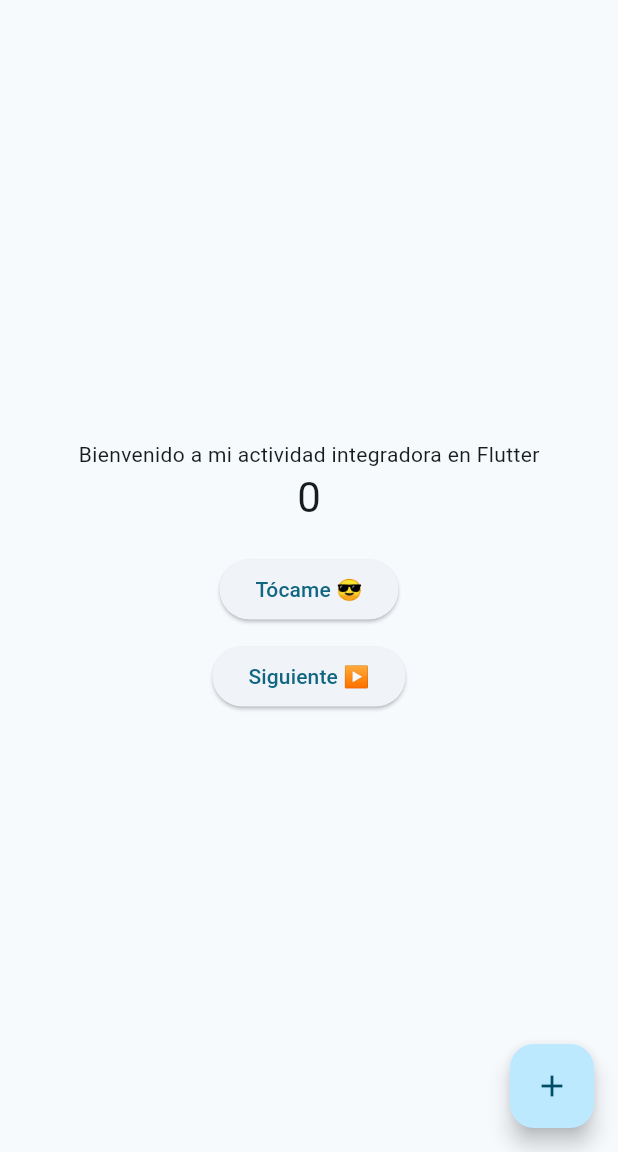
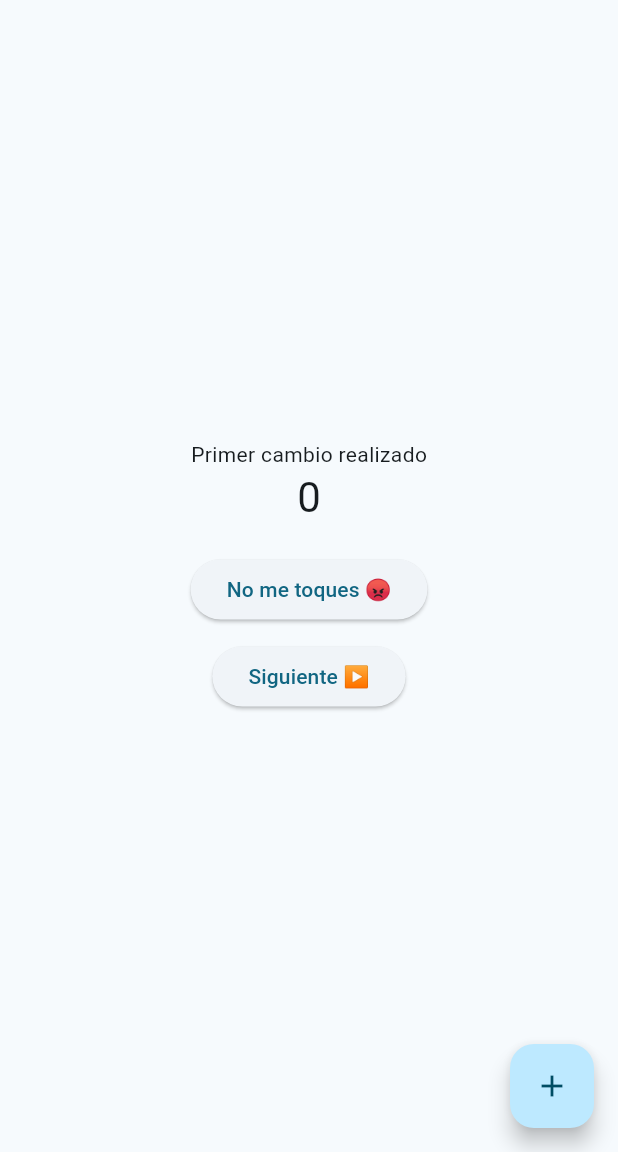
Before and after one commit to ferxozrx/flutter_actividad_integradora_1, a Flutter app: the screen it shows after launch, on a phone screen of 412 x 824 dp, the part 84-1236 px from its top. Run offline on Flutter 3.47's test engine with Material 3 defaults, Android fonts, the phone set to English and light mode, and no system bars.

Commit message:
Update main.dart

```diff
--- a/lib/main.dart
+++ b/lib/main.dart
@@ -104,7 +104,7 @@ class _MyHomePageState extends State<MyHomePage> {
           // wireframe for each widget.
           mainAxisAlignment: .center,
           children: [
-            const Text('Bienvenido a mi actividad integradora en Flutter'),
+            const Text('Primer cambio realizado'),
             Text(
               '$_counter',
               style: Theme.of(context).textTheme.headlineMedium,
@@ -114,11 +114,11 @@ class _MyHomePageState extends State<MyHomePage> {
               onPressed: () {
                  ScaffoldMessenger.of(context).showSnackBar(
                   const SnackBar(
-                    content: Text('Prueba realizada con éxito.'),
+                    content: Text('La curiosidad te mata 💀 ¿No?'),
                   ),
                 );
               },
-              child: const Text('Tócame 😎'),
+              child: const Text('No me toques 😡'),
             ),
             const SizedBox(height: 10),
             ElevatedButton(
```
